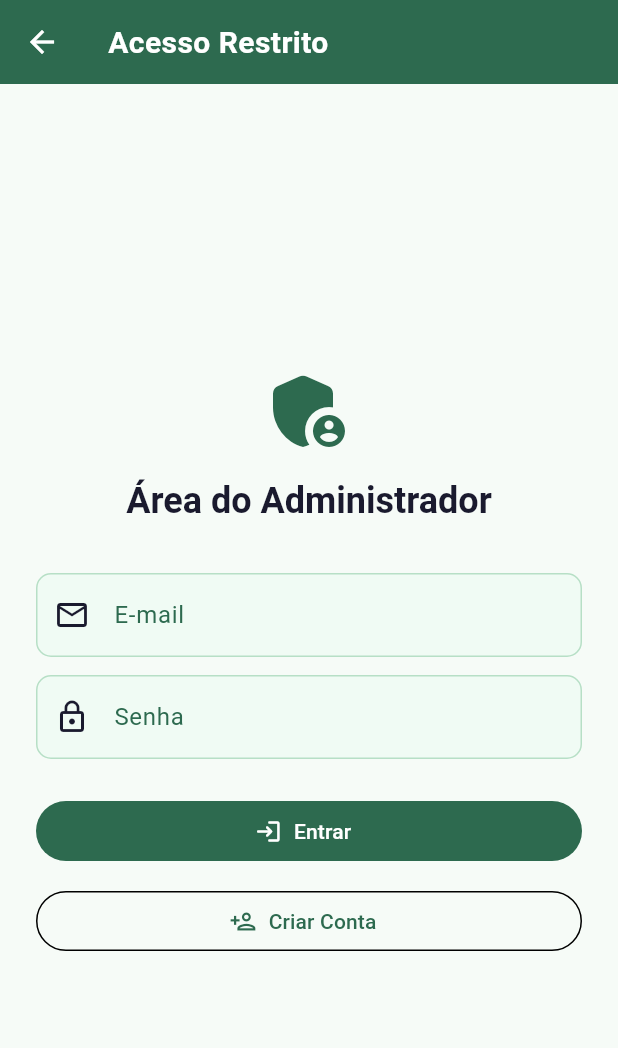
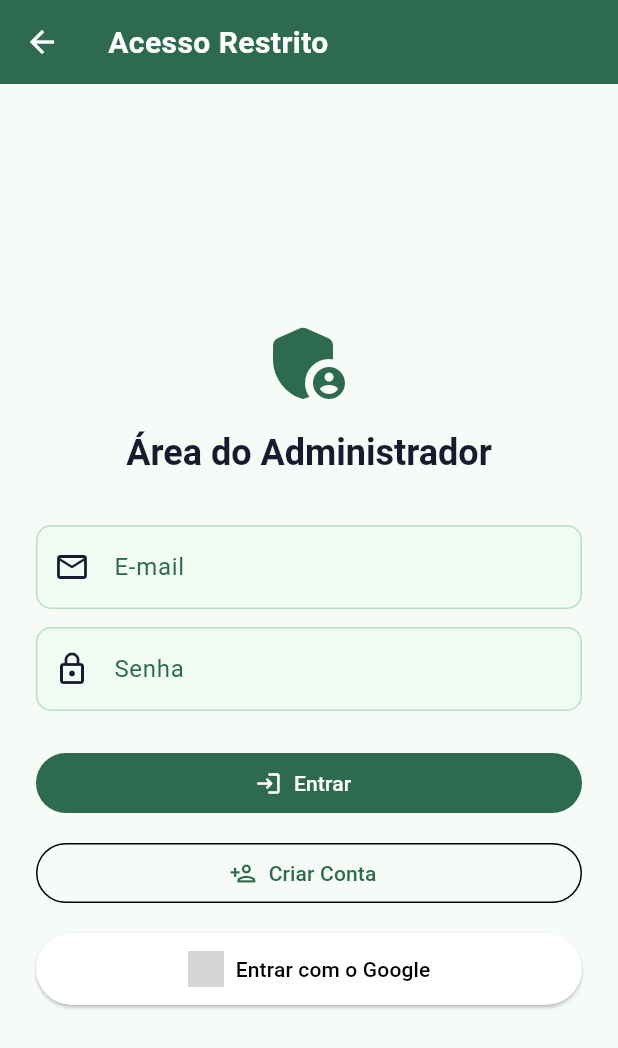
Before and after one commit to sethssd/SUMAUMAAPP, a Flutter app: the AdminLoginScreen screen opened directly, on a phone screen of 412 x 824 dp. Shown: the top 1048 px of the screen. Run offline on Flutter 3.47's test engine with Material 3 defaults, Android fonts, the light colour scheme and no system bars; our stand-ins replace cloud_firestore, file_picker, firebase_auth, firebase_core, flutter_dotenv, flutter_widget_from_html and 2 more; missing offline and left inert: cloudinary_public, model_viewer_plus; accounts and stored records are empty; grey boxes are pictures that could not be loaded.

Commit message:
Implementação de Autenticação com Google (Google Sign-In v7)
- Integração do pacote google_sign_in (v7.2+) e configuração de chaves SHA no Firebase.
- Criação e estruturação da camada AuthService mesclando o Singleton de perfis de usuário (getUserRole) com a autenticação social (signInWithGoogle e authenticate).
- Atualização da interface AdminLoginScreen adicionando o botão fluído de "Entrar com o Google" utilizando asset local de alta resolução.
- Atualização das permissões e controle de sessão atrelados as roles do Firestore.

```diff
--- a/lib/screens/admin_login_screen.dart
+++ b/lib/screens/admin_login_screen.dart
@@ -1,6 +1,7 @@
 import 'package:flutter/material.dart';
 import 'package:firebase_auth/firebase_auth.dart';
 import 'package:cloud_firestore/cloud_firestore.dart';
+import '../services/auth_service.dart';
 
 class AdminLoginScreen extends StatefulWidget {
   const AdminLoginScreen({super.key});
@@ -289,6 +290,35 @@ class _AdminLoginScreenState extends State<AdminLoginScreen> {
               icon: const Icon(Icons.person_add_outlined),
               label: const Text("Criar Conta"),
             ),
+            const SizedBox(height: 16),
+
+            // Botão Entrar com o Google
+            ElevatedButton.icon(
+              style: ElevatedButton.styleFrom(
+                backgroundColor: Colors.white,
+                foregroundColor: Colors.black,
+                padding: const EdgeInsets.symmetric(vertical: 12),
+              ),
+              icon: Image.asset(
+                'icons/icons8-google-logo-48.png',
+                height: 24,
+              ),
+              label: const Text(
+                "Entrar com o Google",
+                style: TextStyle(fontWeight: FontWeight.w500),
+              ),
+              onPressed: _isLoading
+                  ? null
+                  : () async {
+                      setState(() => _isLoading = true);
+                      final userCred = await AuthService().signInWithGoogle();
+                      if (mounted) setState(() => _isLoading = false);
+
+                      if (userCred != null && mounted) {
+                        Navigator.pop(context); // Fechar tela de login e voltar logado
+                      }
+                    },
+            ),
           ],
         ),
       ),
```
Also changed, not shown: lib/services/auth_service.dart (+48 -0 lines), 1 other file.
